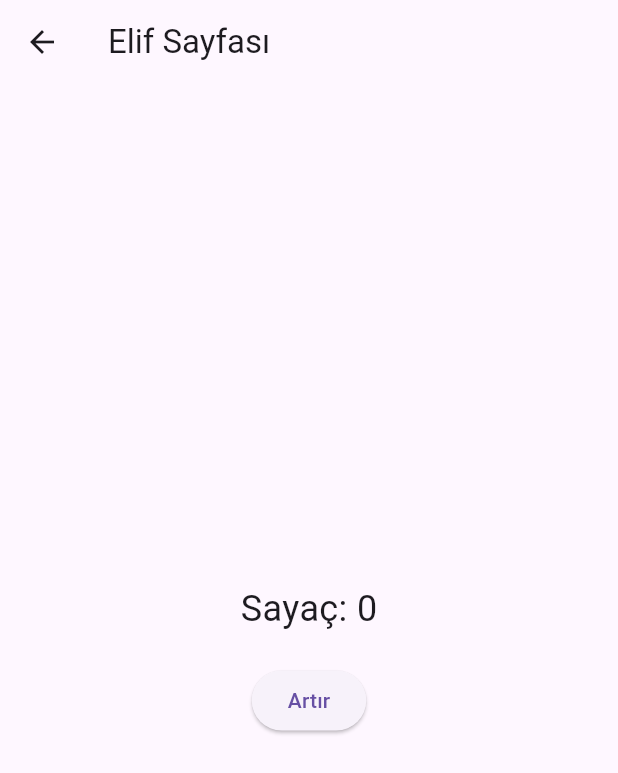
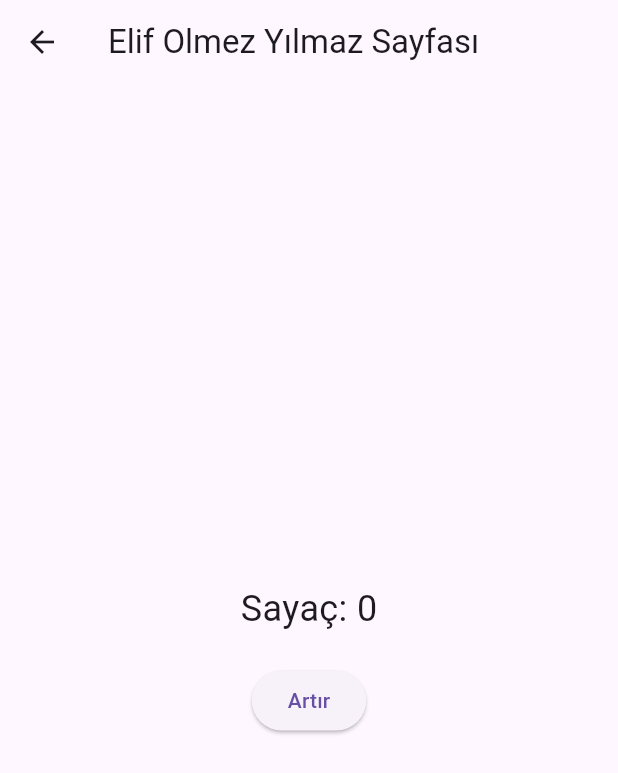
Before and after one commit to eleaf34/fluttergitapp, a Flutter app: the Elif screen opened directly, on a phone screen of 412 x 824 dp. Shown: the top 773 px of the screen. Run offline on Flutter 3.47's test engine with Material 3 defaults, Android fonts, the light colour scheme and no system bars.

Commit message:
Update app bar title in Elif page to include full name

```diff
--- a/lib/elif/elif.dart
+++ b/lib/elif/elif.dart
@@ -20,7 +20,7 @@ class _ElifState extends State<Elif> {
   @override
   Widget build(BuildContext context) {
     return Scaffold(
-      appBar: AppBar(title: Text('Elif Sayfası')),
+      appBar: AppBar(title: Text('Elif Olmez Yılmaz Sayfası ')),
       body: Center(
         child: Column(
           mainAxisAlignment: MainAxisAlignment.center,
```
